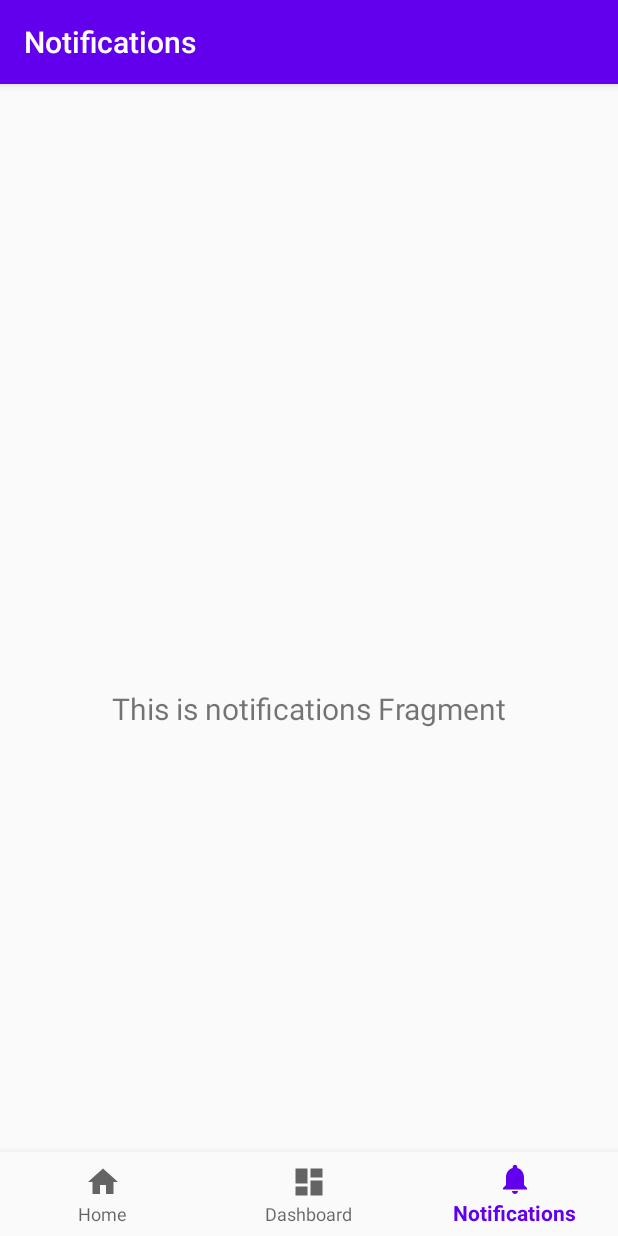
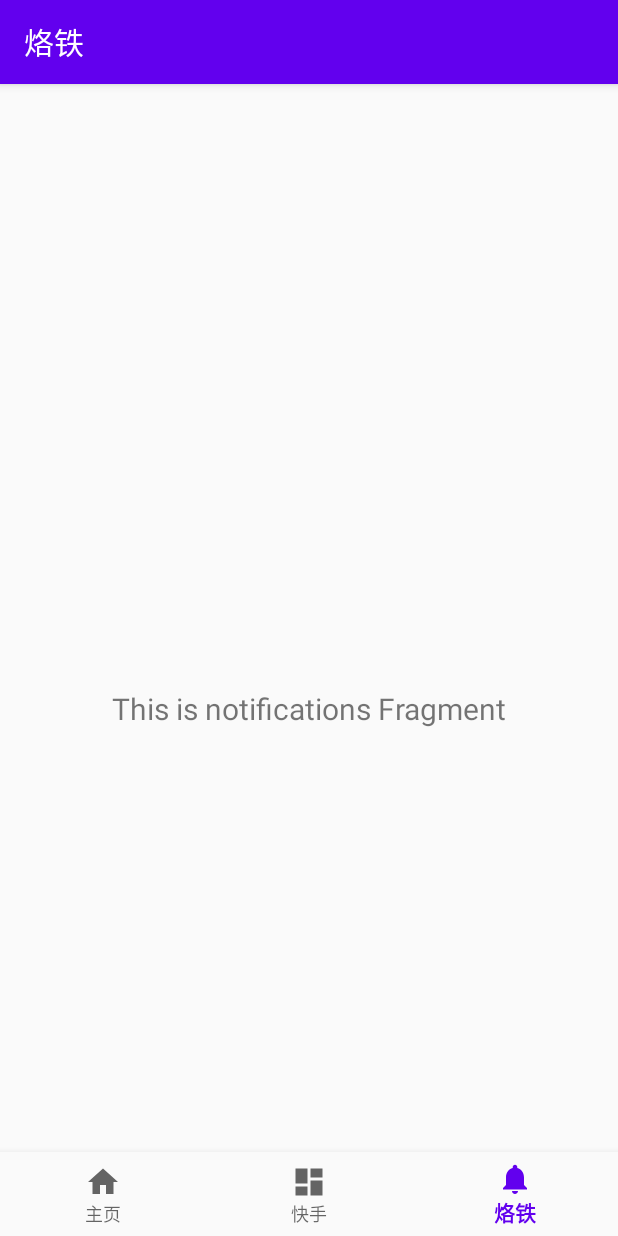
Before and after one commit to kh-1997/MyApplication, an Android app: the screen it shows after launch (MainActivity), item 3 of the bottom bar chosen, on a phone screen of 412 x 824 dp. Run offline under Robolectric (Android 15) with nearby library versions, the phone set to English and light mode, and no system bars; our stand-ins replace navigation-ui.

```diff
--- a/app/src/main/res/values/strings.xml
+++ b/app/src/main/res/values/strings.xml
@@ -1,6 +1,6 @@
 <resources>
     <string name="app_name">My Application</string>
-    <string name="title_home">Home</string>
-    <string name="title_dashboard">Dashboard</string>
-    <string name="title_notifications">Notifications</string>
+    <string name="title_home">主页</string>
+    <string name="title_dashboard">快手</string>
+    <string name="title_notifications">烙铁</string>
 </resources>
```
